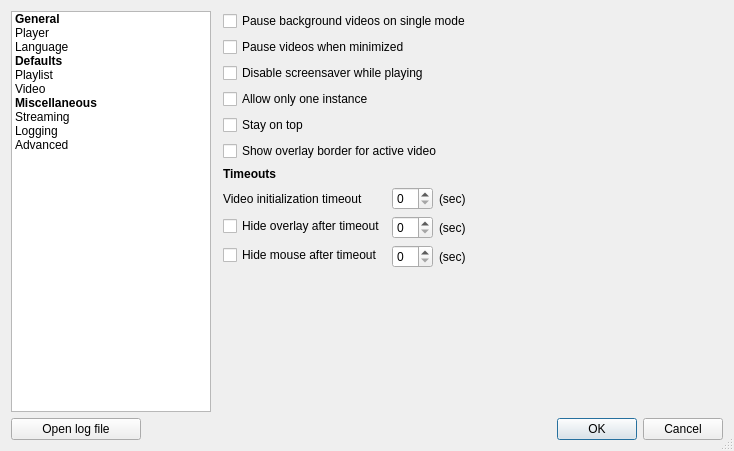
This is resources/ui/settings_dialog.ui in vzhd1701/gridplayer as Qt 5 draws it before an edit. The edited form follows.
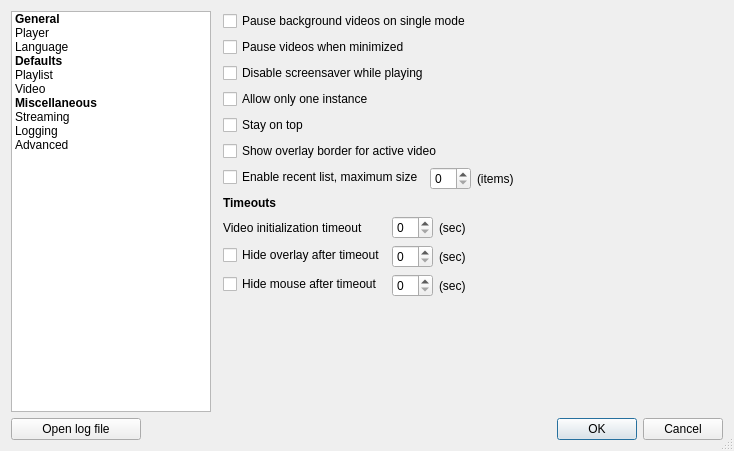
This is the edited form. Custom widgets are drawn as their Qt base class.

Commit message: feat: add recent list support for videos/playlists

The edit to the form file:
```diff
--- a/resources/ui/settings_dialog.ui
+++ b/resources/ui/settings_dialog.ui
@@ -188,6 +188,34 @@
            </property>
           </widget>
          </item>
+         <item>
+          <layout class="QFormLayout" name="formLayout_10">
+           <property name="fieldGrowthPolicy">
+            <enum>QFormLayout::FieldsStayAtSizeHint</enum>
+           </property>
+           <item row="0" column="0">
+            <widget class="QCheckBox" name="playerRecentList">
+             <property name="text">
+              <string>Enable recent list, maximum size</string>
+             </property>
+            </widget>
+           </item>
+           <item row="0" column="1">
+            <layout class="QHBoxLayout" name="horizontalLayout_6">
+             <item>
+              <widget class="QSpinBox" name="playerRecentListSize"/>
+             </item>
+             <item>
+              <widget class="QLabel" name="label_16">
+               <property name="text">
+                <string>(items)</string>
+               </property>
+              </widget>
+             </item>
+            </layout>
+           </item>
+          </layout>
+         </item>
          <item>
           <widget class="QLabel" name="section_timeouts">
            <property name="font">
```
The commit also changes 20 other files.
